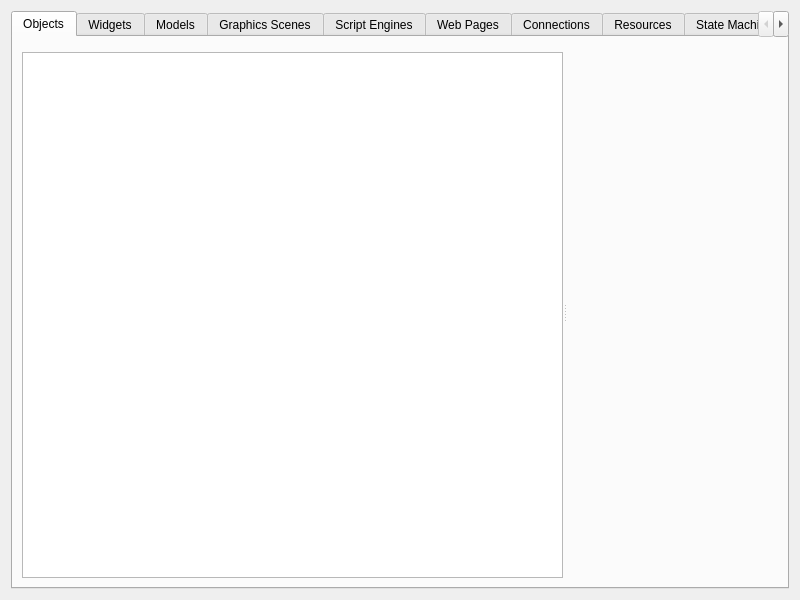
Old version of the form mainwindow.ui in the repository KDAB/GammaRay.
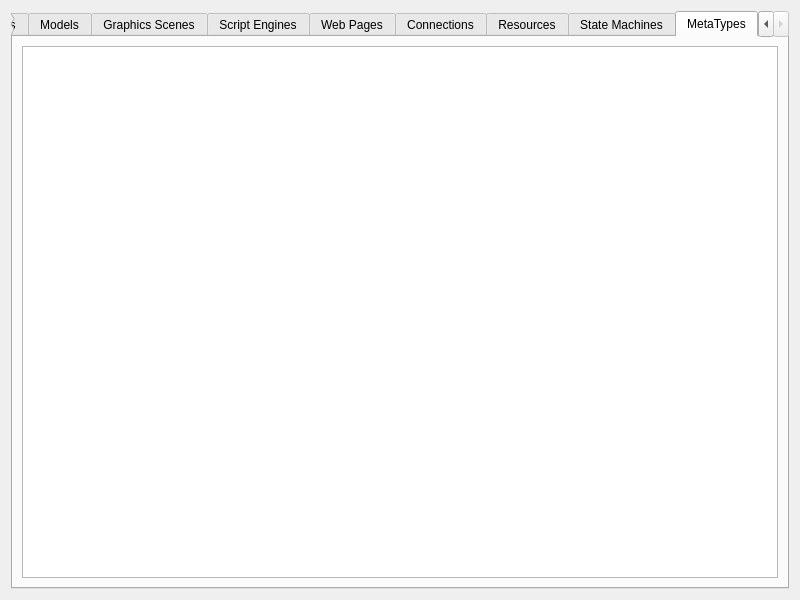
New version of the form. The open tabs and pages were chosen to show the change. Custom widgets are drawn as their Qt base class.

```diff
--- a/mainwindow.ui
+++ b/mainwindow.ui
@@ -297,6 +297,16 @@
        </item>
       </layout>
      </widget>
+     <widget class="QWidget" name="tab_9">
+      <attribute name="title">
+       <string>MetaTypes</string>
+      </attribute>
+      <layout class="QHBoxLayout" name="horizontalLayout_6">
+       <item>
+        <widget class="QTreeView" name="metaTypeView"/>
+       </item>
+      </layout>
+     </widget>
     </widget>
    </item>
   </layout>
```
